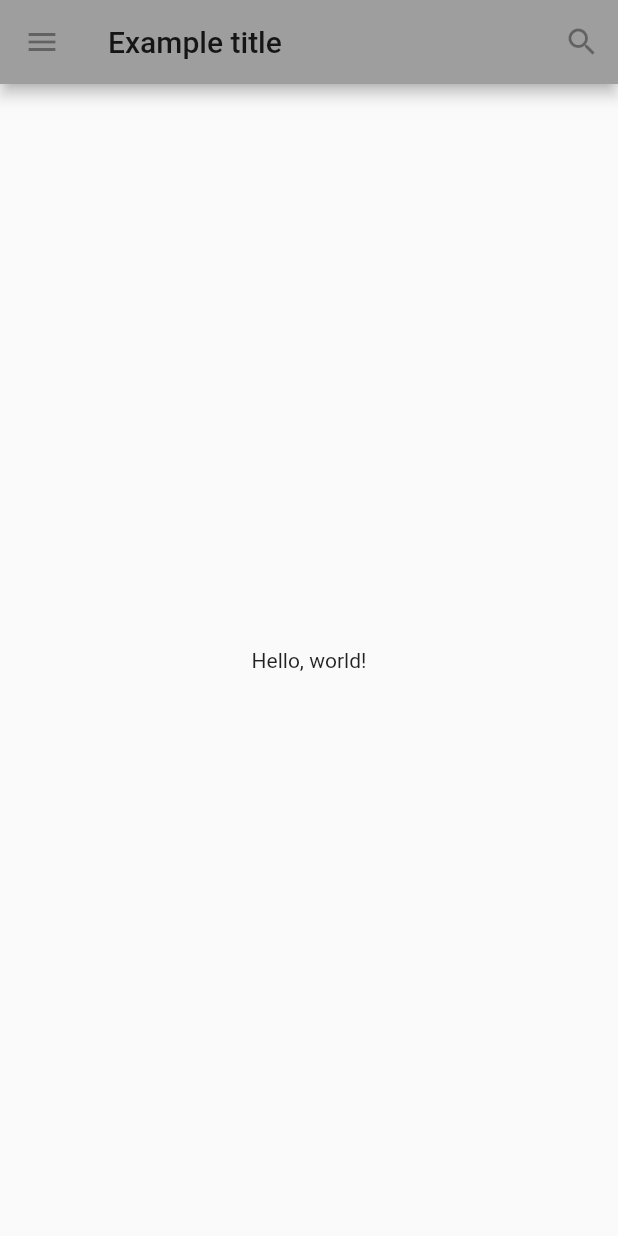
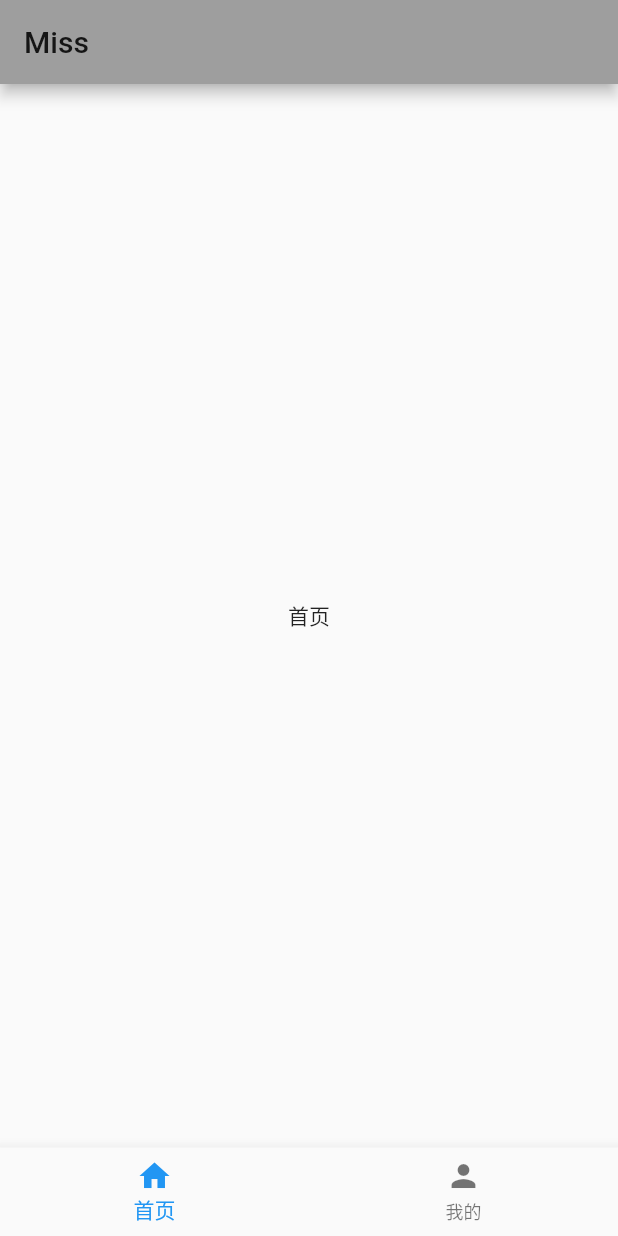
Before and after one commit to sma2lbao/miss_mobile, a Flutter app: the screen it shows after launch, on a phone screen of 412 x 824 dp. Run offline on Flutter 3.47's test engine with Material 2 defaults, Android fonts, the phone set to English and light mode, and no system bars.

Commit message:
home paeg: add state bottom navigation.

```diff
--- a/lib/views/home/index.dart
+++ b/lib/views/home/index.dart
@@ -1,33 +1,52 @@
-
 import 'package:flutter/material.dart';
 
-class Home extends StatelessWidget {
+class Home extends StatefulWidget {
 
   static final String route = '/';
+
+  @override
+  State<StatefulWidget> createState() => _Home();
+
+}
+
+class _Home extends State<Home> {
+
+  int _selected = 0;
+  List<Widget> _bottomPages = [];
+
+  @override
+  void initState() {
+    super.initState();
+    _bottomPages..add(Text('首页'))..add(Text('我的'));
+  }
+
+  void _onItemTapped(int index) {
+    setState(() {
+      _selected = index;
+    });
+  }
 
   @override
   Widget build(BuildContext context) {
     // Scaffold is a layout for the major Material Components.
     return Scaffold(
       appBar: AppBar(
-        leading: IconButton(
-          icon: Icon(Icons.menu),
-          tooltip: 'Navigation menu',
-          onPressed: null,
-        ),
-        title: Text('Example title'),
-        actions: <Widget>[
-          IconButton(
-            icon: Icon(Icons.search),
-            tooltip: 'Search',
-            onPressed: null,
-          ),
-        ],
+        title: Text('Miss'),
       ),
       // body is the majority of the screen.
       body: Center(
-        child: Text('Hello, world!'),
+        child: _bottomPages[_selected],
       ),
+      bottomNavigationBar: BottomNavigationBar(
+        items: <BottomNavigationBarItem>[
+          BottomNavigationBarItem(icon: Icon(Icons.home), label: '首页'),
+          BottomNavigationBarItem(icon: Icon(Icons.person), label: '我的'),
+        ],
+        currentIndex: _selected,
+        onTap: _onItemTapped,
+        fixedColor: Colors.blue,
+      ),
+
     );
   }
 
```
